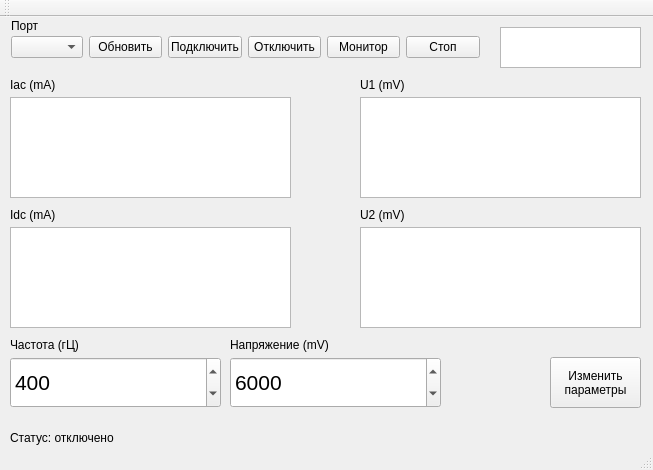
Old version of the form AFE_VS_test/Monitoring.ui in the repository Dimanter/AFE_VS_test.
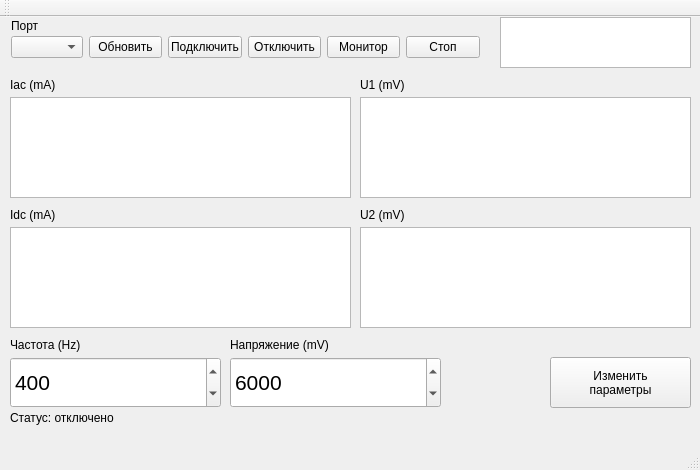
New version of the form.

Diff of the .ui file:
```diff
--- a/AFE_VS_test/Monitoring.ui
+++ b/AFE_VS_test/Monitoring.ui
@@ -6,19 +6,19 @@
    <rect>
     <x>0</x>
     <y>0</y>
-    <width>653</width>
+    <width>700</width>
     <height>470</height>
    </rect>
   </property>
   <property name="minimumSize">
    <size>
-    <width>653</width>
+    <width>700</width>
     <height>470</height>
    </size>
   </property>
   <property name="maximumSize">
    <size>
-    <width>653</width>
+    <width>700</width>
     <height>470</height>
    </size>
   </property>
@@ -36,7 +36,7 @@
     <property name="geometry">
      <rect>
       <x>10</x>
-      <y>410</y>
+      <y>390</y>
       <width>401</width>
       <height>21</height>
      </rect>
@@ -50,7 +50,7 @@
      <rect>
       <x>10</x>
       <y>210</y>
-      <width>281</width>
+      <width>341</width>
       <height>101</height>
      </rect>
     </property>
@@ -81,7 +81,7 @@
      <rect>
       <x>360</x>
       <y>80</y>
-      <width>281</width>
+      <width>331</width>
       <height>101</height>
      </rect>
     </property>
@@ -99,7 +99,7 @@
      <rect>
       <x>360</x>
       <y>210</y>
-      <width>281</width>
+      <width>331</width>
       <height>101</height>
      </rect>
     </property>
@@ -142,9 +142,9 @@
     <property name="geometry">
      <rect>
       <x>500</x>
-      <y>10</y>
-      <width>141</width>
-      <height>41</height>
+      <y>0</y>
+      <width>191</width>
+      <height>51</height>
      </rect>
     </property>
     <property name="font">
@@ -246,7 +246,7 @@
      <rect>
       <x>10</x>
       <y>80</y>
-      <width>281</width>
+      <width>341</width>
       <height>101</height>
      </rect>
     </property>
@@ -264,7 +264,7 @@
      <rect>
       <x>550</x>
       <y>340</y>
-      <width>91</width>
+      <width>141</width>
       <height>51</height>
      </rect>
     </property>
@@ -283,7 +283,7 @@
      </rect>
     </property>
     <property name="text">
-     <string>Частота (гЦ)</string>
+     <string>Частота (Hz)</string>
     </property>
    </widget>
    <widget class="QLabel" name="label_9">
```
Left out of the diff: 4 changed lines with no effect on the pictures.
